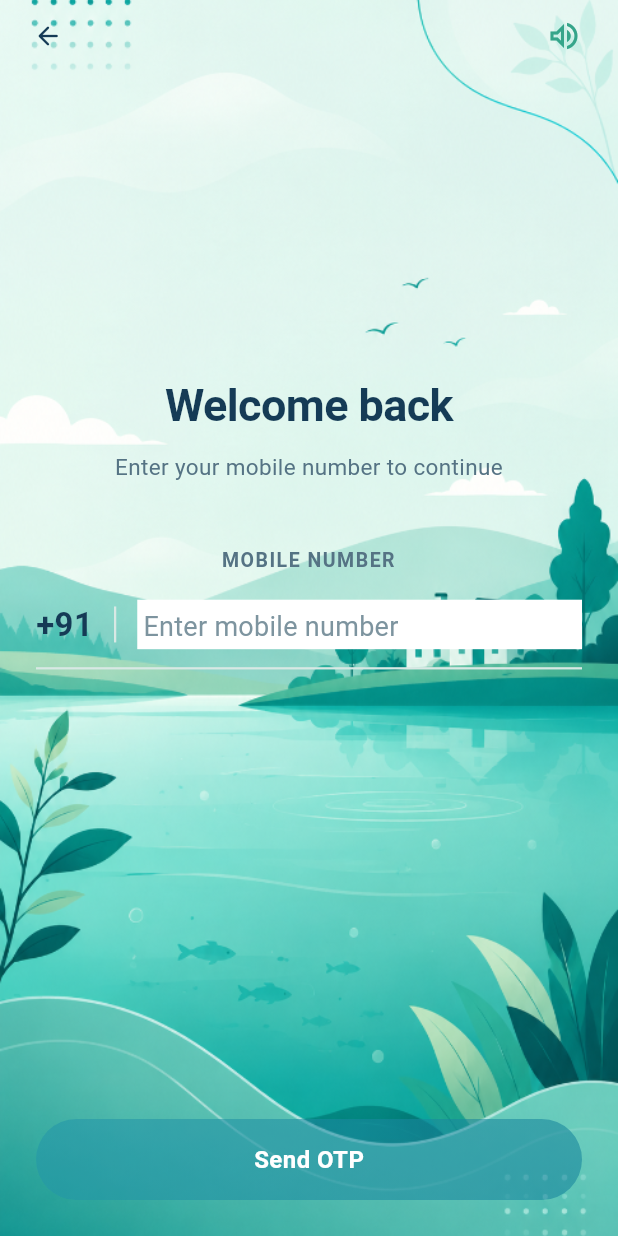
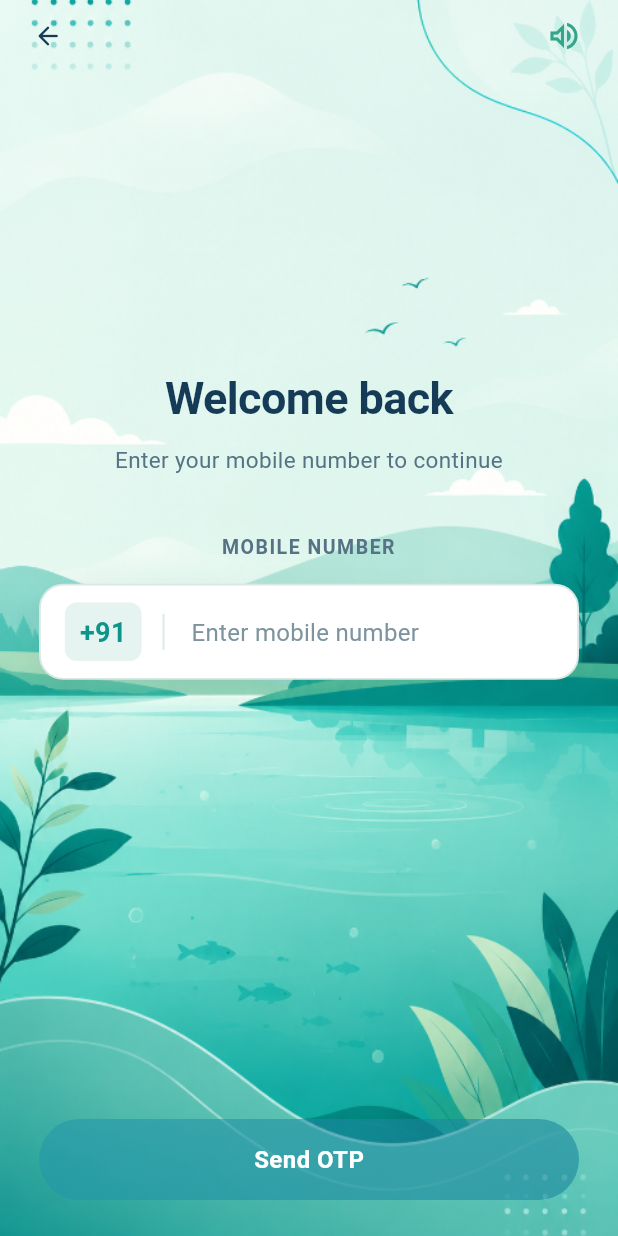
Before and after one commit to AquaverseAI/AquaVerse, a Flutter app: the PhoneEntryScreen screen opened by its route, on a phone screen of 412 x 824 dp. Run offline on Flutter 3.47's test engine with Material 3 defaults, Android fonts, the phone set to English and light mode, and no system bars; our stand-ins replace dio, drift, fl_chart, flutter_riverpod, flutter_secure_storage, go_router and 3 more; missing offline and left inert: sqlite3; accounts and stored records are empty; generated files the repository leaves out were written again.

Commit message:
style(onboarding): refine mobile input box with elevated card container, +91 badge, focus glow and 360 max-width

```diff
--- a/lib/features/onboarding/presentation/otp_verify_screen.dart
+++ b/lib/features/onboarding/presentation/otp_verify_screen.dart
@@ -540,6 +540,7 @@ class _OtpVerifyScreenState extends ConsumerState<OtpVerifyScreen>
                     if (_animState != OtpAnimState.success)
                       Container(
                         width: double.infinity,
+                        constraints: const BoxConstraints(maxWidth: 360),
                         height: 54,
                         decoration: BoxDecoration(
                           gradient: (state.isOtpValid && _animState != OtpAnimState.verifying)
--- a/lib/features/onboarding/presentation/phone_entry_screen.dart
+++ b/lib/features/onboarding/presentation/phone_entry_screen.dart
@@ -7,7 +7,7 @@ import '../../../core/theme/app_theme.dart';
 import '../../../shared/widgets/speaker_button.dart';
 import 'controllers/onboarding_controller.dart';
 
-/// Phone Entry Screen with vertically centered layout and enlarged input box.
+/// Phone Entry Screen with elevated, perfectly styled input container layout.
 class PhoneEntryScreen extends ConsumerStatefulWidget {
   const PhoneEntryScreen({super.key});
 
@@ -100,7 +100,7 @@ class _PhoneEntryScreenState extends ConsumerState<PhoneEntryScreen> {
                     child: Column(
                       crossAxisAlignment: CrossAxisAlignment.center,
                       children: [
-                        // Vertical centering spacer
+                        // Vertical centering top spacer
                         const Spacer(flex: 2),
 
                         // Centered Title & Subtitle
@@ -125,13 +125,12 @@ class _PhoneEntryScreenState extends ConsumerState<PhoneEntryScreen> {
                           ),
                         ),
 
-                        const SizedBox(height: 40),
+                        const SizedBox(height: 36),
 
-                        // Centered Form: Enlarged Underline-style Mobile Input
+                        // Centered Form: Elevated, Perfectly Fitted Input Card
                         Column(
                           crossAxisAlignment: CrossAxisAlignment.center,
                           children: [
-                            // Centered Field Label
                             const Text(
                               'MOBILE NUMBER',
                               textAlign: TextAlign.center,
@@ -142,42 +141,59 @@ class _PhoneEntryScreenState extends ConsumerState<PhoneEntryScreen> {
                                 color: AppColors.textSecondary,
                               ),
                             ),
-                            const SizedBox(height: 16),
+                            const SizedBox(height: 14),
 
-                            // Enlarged Underline Input Container
+                            // Styled Elevated Input Container
                             AnimatedContainer(
                               duration: const Duration(milliseconds: 200),
-                              padding: const EdgeInsets.only(bottom: 12),
+                              height: 64,
+                              constraints: const BoxConstraints(maxWidth: 360),
+                              padding: const EdgeInsets.symmetric(horizontal: 16),
                               decoration: BoxDecoration(
-                                border: Border(
-                                  bottom: BorderSide(
-                                    color: currentBorderColor,
-                                    width: _isFocused || state.isMobileValid || state.errorMessage != null ? 2.5 : 1.5,
-                                  ),
+                                color: Colors.white,
+                                borderRadius: BorderRadius.circular(16),
+                                border: Border.all(
+                                  color: currentBorderColor,
+                                  width: _isFocused || state.isMobileValid || state.errorMessage != null ? 2.0 : 1.2,
                                 ),
+                                boxShadow: [
+                                  BoxShadow(
+                                    color: _isFocused || state.isMobileValid
+                                        ? focusBorderColor.withValues(alpha: 0.18)
+                                        : Colors.black.withValues(alpha: 0.05),
+                                    blurRadius: 16,
+                                    offset: const Offset(0, 4),
+                                  )
+                                ],
                               ),
                               child: Row(
-                                mainAxisAlignment: MainAxisAlignment.center,
                                 crossAxisAlignment: CrossAxisAlignment.center,
                                 children: [
-                                  // Fixed +91 Country Prefix (Enlarged)
-                                  const Text(
-                                    '+91',
-                                    style: TextStyle(
-                                      fontSize: 22,
-                                      fontWeight: FontWeight.bold,
-                                      color: AppColors.textPrimary,
+                                  // Fixed +91 Badge Container
+                                  Container(
+                                    padding: const EdgeInsets.symmetric(horizontal: 10, vertical: 6),
+                                    decoration: BoxDecoration(
+                                      color: const Color(0xFFE6F4F1),
+                                      borderRadius: BorderRadius.circular(8),
+                                    ),
+                                    child: const Text(
+                                      '+91',
+                                      style: TextStyle(
+                                        fontSize: 18,
+                                        fontWeight: FontWeight.bold,
+                                        color: focusBorderColor,
+                                      ),
                                     ),
                                   ),
                                   const SizedBox(width: 14),
                                   Container(
-                                    width: 1.5,
+                                    width: 1.2,
                                     height: 24,
                                     color: currentBorderColor,
                                   ),
                                   const SizedBox(width: 14),
 
-                                  // 10-Digit Mobile Text Field (Enlarged)
+                                  // 10-Digit Mobile Text Field
                                   Expanded(
                                     child: TextField(
                                       controller: _phoneController,
@@ -188,7 +204,7 @@ class _PhoneEntryScreenState extends ConsumerState<PhoneEntryScreen> {
                                         LengthLimitingTextInputFormatter(10),
                                       ],
                                       style: const TextStyle(
-                                        fontSize: 22,
+                                        fontSize: 20,
                                         fontWeight: FontWeight.bold,
                                         letterSpacing: 2.0,
                                         color: AppColors.textPrimary,
@@ -196,7 +212,7 @@ class _PhoneEntryScreenState extends ConsumerState<PhoneEntryScreen> {
                                       decoration: const InputDecoration(
                                         hintText: 'Enter mobile number',
                                         hintStyle: TextStyle(
-                                          fontSize: 18,
+                                          fontSize: 16,
                                           fontWeight: FontWeight.w400,
                                           letterSpacing: 0.2,
                                           color: AppColors.textMuted,
@@ -241,6 +257,7 @@ class _PhoneEntryScreenState extends ConsumerState<PhoneEntryScreen> {
                         // Primary Pill Gradient CTA Button ("Send OTP")
                         Container(
                           width: double.infinity,
+                          constraints: const BoxConstraints(maxWidth: 360),
                           height: 54,
                           decoration: BoxDecoration(
                             gradient: (state.isMobileValid && !state.isLoading)
```
